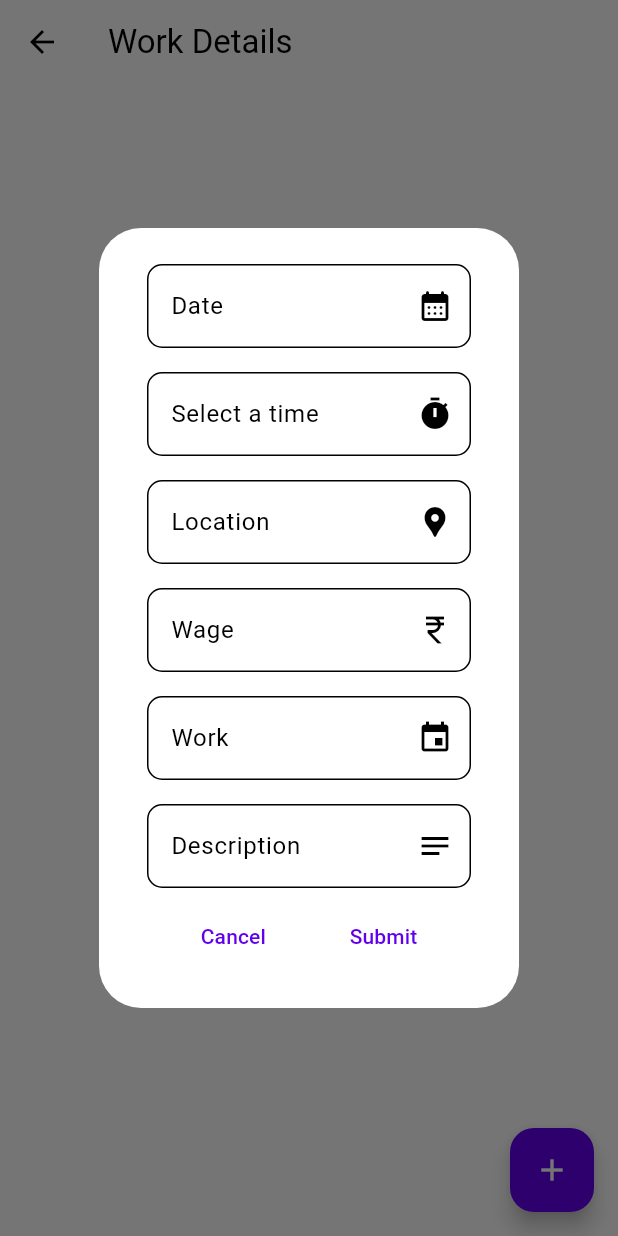
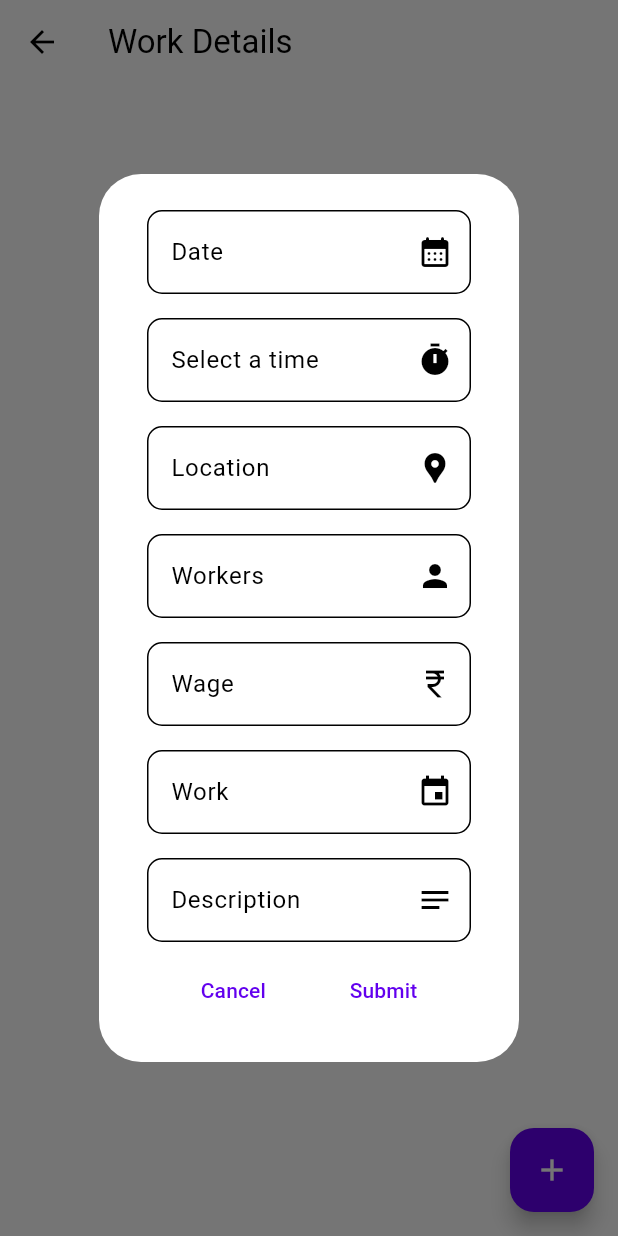
Before and after one commit to murshi-codelover/ework, a Flutter app: the WorksPage screen opened directly, after a tap on the "add" icon, on a phone screen of 412 x 824 dp. Run offline on Flutter 3.47's test engine with Material 3 defaults, Android fonts, the phone set to English and light mode, and no system bars; our stand-ins replace flutter_login, hive, hive_flutter, timeline_tile; accounts and stored records are empty.

Commit message:
work ui modified

```diff
--- a/lib/db/workmodel.dart
+++ b/lib/db/workmodel.dart
@@ -22,6 +22,12 @@ class WorkModel extends HiveObject {
   @HiveField(5)
   String? description;
 
+  @HiveField(6)
+  String? workers;
+
+  @HiveField(7)
+  int registeredWorkers = 0;
+
   WorkModel({
     this.date,
     this.time,
@@ -29,6 +35,8 @@ class WorkModel extends HiveObject {
     this.wage,
     this.work,
     this.description,
+    this.workers,
+    this.registeredWorkers = 0,
   });
 
   // Factory constructor to create a WorkModel from a Map
@@ -40,6 +48,7 @@ class WorkModel extends HiveObject {
       wage: map['wage'] as String?,
       work: map['work'] as String?,
       description: map['description'] as String?,
+      workers: map['workers'] as String?,
     );
   }
 
@@ -52,6 +61,7 @@ class WorkModel extends HiveObject {
       'wage': wage,
       'work': work,
       'description': description,
+      'workers': workers,
     };
   }
 }
--- a/lib/presentation/mobilescreens/adminscreen/bottomnavigation/profile.dart
+++ b/lib/presentation/mobilescreens/adminscreen/bottomnavigation/profile.dart
@@ -58,7 +58,7 @@ class ABM extends StatelessWidget {
                             showBottomSheet(
                                 context: context,
                                 builder: (context) {
-                                  return Container(
+                                  return SizedBox(
                                     height: 200,
                                     child: Column(
                                       children: [
@@ -91,9 +91,9 @@ class ABM extends StatelessWidget {
                 Navigator.of(context).pushReplacement(
                     MaterialPageRoute(builder: (context) => LogIn()));
               },
-              child: Row(
+              child: const Row(
                 mainAxisAlignment: MainAxisAlignment.center,
-                children: [const Text('Logout  '), Icon(Icons.logout)],
+                children: [Text('Logout  '), Icon(Icons.logout)],
               )),
         ),
       ),
--- a/lib/presentation/mobilescreens/adminscreen/bottomnavigation/works.dart
+++ b/lib/presentation/mobilescreens/adminscreen/bottomnavigation/works.dart
@@ -18,6 +18,7 @@ class _WorksPageState extends State<WorksPage> {
   final TextEditingController _wageController = TextEditingController();
   final TextEditingController _workController = TextEditingController();
   final TextEditingController _discController = TextEditingController();
+  final TextEditingController _workersController = TextEditingController();
 
   List<WorkModel> workList = [];
   DateTime? selectedDate;
@@ -70,7 +71,8 @@ class _WorksPageState extends State<WorksPage> {
         _locationController.text.isEmpty ||
         _wageController.text.isEmpty ||
         _workController.text.isEmpty ||
-        _discController.text.isEmpty) {
+        _discController.text.isEmpty ||
+        _workersController.text.isEmpty) {
       ScaffoldMessenger.of(context).showSnackBar(
         const SnackBar(content: Text('All fields are required!')),
       );
@@ -85,6 +87,7 @@ class _WorksPageState extends State<WorksPage> {
       wage: _wageController.text,
       work: _workController.text,
       description: _discController.text,
+      workers: _workersController.text,
     );
 
     box.add(newWork); // Add WorkModel instance to Hive
@@ -99,6 +102,7 @@ class _WorksPageState extends State<WorksPage> {
     _wageController.clear();
     _workController.clear();
     _discController.clear();
+    _workersController.clear();
 
     Navigator.of(context).pop();
   }
@@ -148,6 +152,16 @@ class _WorksPageState extends State<WorksPage> {
                   suffixIcon: IconButton(
                     onPressed: () async {},
                     icon: const Icon(Icons.location_pin),
+                  ),
+                ),
+                MyTextField(
+                  HintText: 'workers',
+                  LabelText: const Text('Workers'),
+                  controller: _workersController,
+                  ObscureText: false,
+                  suffixIcon: IconButton(
+                    onPressed: () {},
+                    icon: const Icon(Icons.person),
                   ),
                 ),
                 MyTextField(
```
Also changed, not shown: lib/presentation/mobilescreens/userscreen/bottomnavigation/homepage.dart (+5 -4 lines), lib/presentation/mobilescreens/userscreen/bottomnavigation/profile.dart (+12 -10 lines), lib/presentation/mobilescreens/userscreen/bottomnavigation/works.dart (+32 -9 lines), lib/presentation/mobilescreens/userscreen/screens/register/registrationscreen.dart (+7 -5 lines), lib/db/workitem.dart (line endings or trailing spaces), lib/db/workmodel.g.dart.
